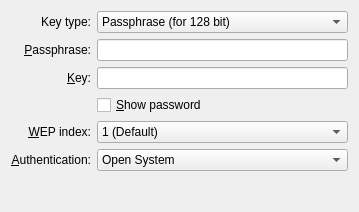
Before: the Qt Designer form libs/ui/security/wep.ui in netrunner-debian-kde-extras/networkmanagement, drawn with Qt 5.
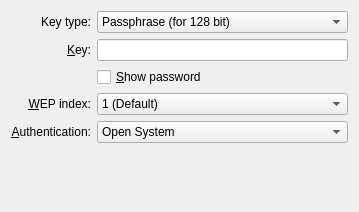
After: the same form once the commit is applied. Custom widgets are drawn as their Qt base class.

```diff
--- a/libs/ui/security/wep.ui
+++ b/libs/ui/security/wep.ui
@@ -38,7 +38,7 @@
      </item>
     </widget>
    </item>
-   <item row="2" column="2">
+   <item row="1" column="2">
     <widget class="KLineEdit" name="key">
      <property name="inputMask">
       <string notr="true"/>
@@ -48,7 +48,7 @@
      </property>
     </widget>
    </item>
-   <item row="4" column="0" colspan="2">
+   <item row="3" column="0" colspan="2">
     <widget class="QLabel" name="weptxkeyindexLabel">
      <property name="text">
       <string>&amp;WEP index:</string>
@@ -61,7 +61,7 @@
      </property>
     </widget>
    </item>
-   <item row="4" column="2">
+   <item row="3" column="2">
     <widget class="KComboBox" name="weptxkeyindex">
      <item>
       <property name="text">
@@ -85,7 +85,7 @@
      </item>
     </widget>
    </item>
-   <item row="5" column="0" colspan="2">
+   <item row="4" column="0" colspan="2">
     <widget class="QLabel" name="authalgLabel">
      <property name="text">
       <string>&amp;Authentication:</string>
@@ -98,7 +98,7 @@
      </property>
     </widget>
    </item>
-   <item row="5" column="2">
+   <item row="4" column="2">
     <widget class="KComboBox" name="authalg">
      <item>
       <property name="text">
@@ -112,7 +112,7 @@
      </item>
     </widget>
    </item>
-   <item row="2" column="1">
+   <item row="1" column="1">
     <widget class="QLabel" name="keyLabel">
      <property name="text">
       <string>&amp;Key:</string>
@@ -125,7 +125,7 @@
      </property>
     </widget>
    </item>
-   <item row="7" column="2">
+   <item row="6" column="2">
     <spacer name="verticalSpacer">
      <property name="orientation">
       <enum>Qt::Vertical</enum>
@@ -138,23 +138,7 @@
      </property>
     </spacer>
    </item>
-   <item row="1" column="0" colspan="2">
-    <widget class="QLabel" name="passphraseLabel">
-     <property name="text">
-      <string>&amp;Passphrase:</string>
-     </property>
-     <property name="alignment">
-      <set>Qt::AlignRight|Qt::AlignTrailing|Qt::AlignVCenter</set>
-     </property>
-     <property name="buddy">
-      <cstring>passphrase</cstring>
-     </property>
-    </widget>
-   </item>
-   <item row="1" column="2">
-    <widget class="QLineEdit" name="passphrase"/>
-   </item>
-   <item row="3" column="2">
+   <item row="2" column="2">
     <widget class="QCheckBox" name="chkShowPass">
      <property name="text">
       <string>&amp;Show password</string>
```
Left out of the diff: 1 changed line with no effect on the pictures.
